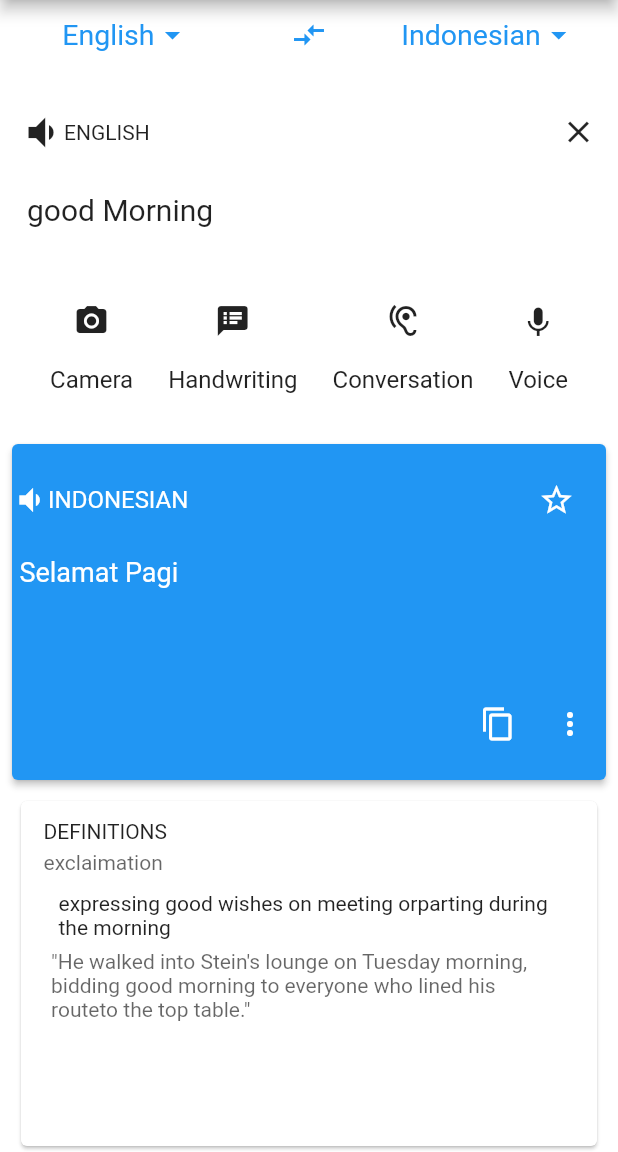
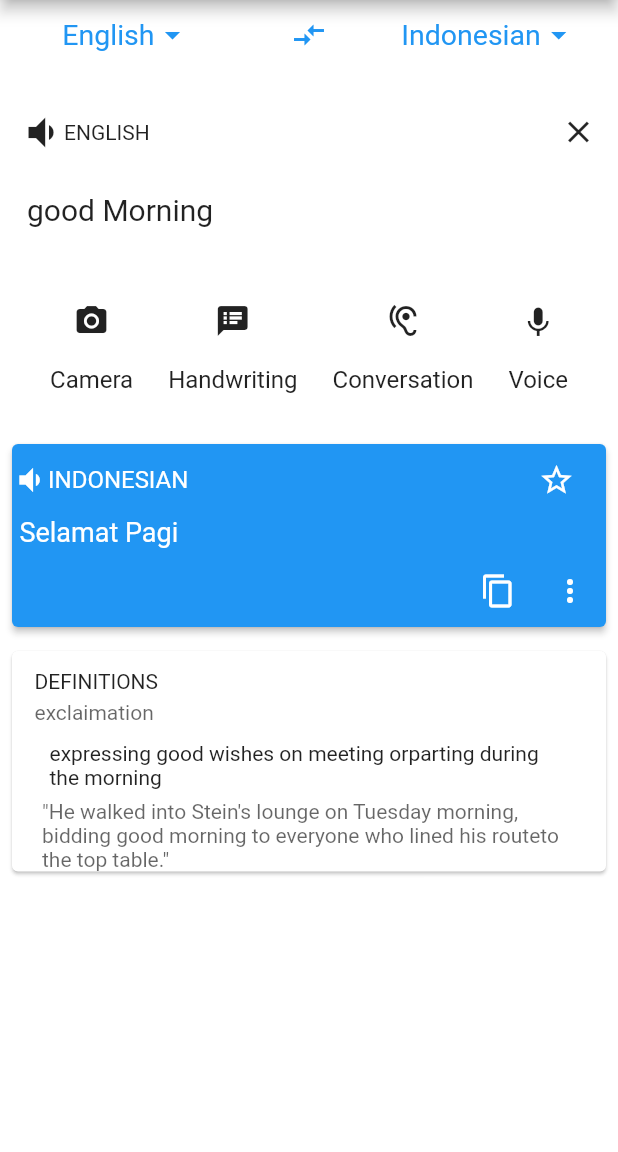
Before and after one commit to Flutter-Kapil/day3GoogleTranslate, a Flutter app: the screen it shows after launch, on a phone screen of 412 x 824 dp, the part 84-1236 px from its top. Run offline on Flutter 3.47's test engine with Material 2 defaults, Android fonts, the phone set to English and light mode, and no system bars.

Commit message:
This looks much better, adds extra empty space at the bottom

```diff
--- a/lib/main.dart
+++ b/lib/main.dart
@@ -194,18 +194,14 @@ class _TranslateAppState extends State<TranslateApp> {
       color: Colors.white70,
       child: Column(
         children: <Widget>[
-          Expanded(
-            flex: 2,
-            child: Card(
+          Card(
             margin: EdgeInsets.all(8),
             color: Colors.blue,
             elevation: 2.0,
             child: Column(
               crossAxisAlignment: CrossAxisAlignment.stretch,
               children: <Widget>[
-                  Expanded(
-                    flex: 1,
-                    child: Row(
+                Row(
                   mainAxisAlignment: MainAxisAlignment.end,
                   children: <Widget>[
                     Expanded(
@@ -223,8 +219,8 @@ class _TranslateAppState extends State<TranslateApp> {
                             alignment: Alignment.centerLeft,
                             child: Text(
                               'INDONESIAN',
-                                  style: TextStyle(
-                                      fontSize: 16, color: Colors.white),
+                              style:
+                                  TextStyle(fontSize: 16, color: Colors.white),
                             ),
                           ),
                         ],
@@ -249,21 +245,15 @@ class _TranslateAppState extends State<TranslateApp> {
                     ),
                   ],
                 ),
-                  ),
-                  Expanded(
-                    flex: 1,
-                    child: Container(
-                      padding: EdgeInsets.fromLTRB(5, 0, 5, 0),
+                Container(
+                  padding: EdgeInsets.fromLTRB(5, 0, 5, 5),
                   alignment: Alignment.topLeft,
                   child: Text(
                     'Selamat Pagi',
                     style: TextStyle(fontSize: 18, color: Colors.white),
                   ),
                 ),
-                  ),
-                  Expanded(
-                    flex: 1,
-                    child: Row(
+                Row(
                   mainAxisAlignment: MainAxisAlignment.end,
                   children: <Widget>[
                     IconButton(
@@ -277,17 +267,12 @@ class _TranslateAppState extends State<TranslateApp> {
                       onPressed: () {},
                     ),
                   ],
-                    ),
                 )
               ],
             ),
           ),
-          ),
-          Expanded(
-            flex: 2,
-            child: Padding(
-              padding: const EdgeInsets.fromLTRB(10.0, 2.0, 10.0, 0.0),
-              child: Card(
+          Card(
+            margin: EdgeInsets.all(8),
             color: Colors.white,
             child: Column(
               children: <Widget>[
@@ -327,8 +312,6 @@ class _TranslateAppState extends State<TranslateApp> {
                 ),
               ],
             ),
-              ),
-            ),
           )
         ],
       ),
```
Lines whose indentation alone changed are shown as unchanged.
